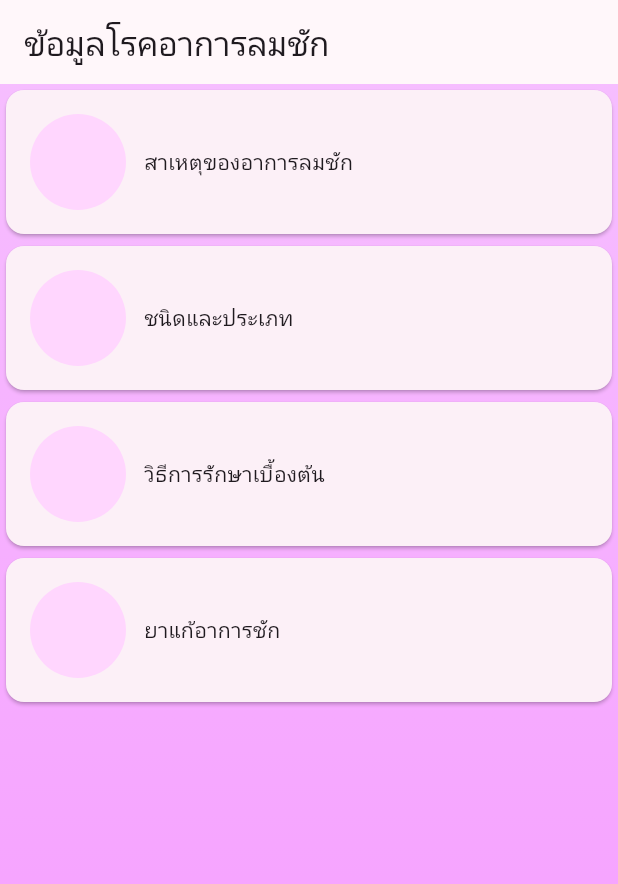
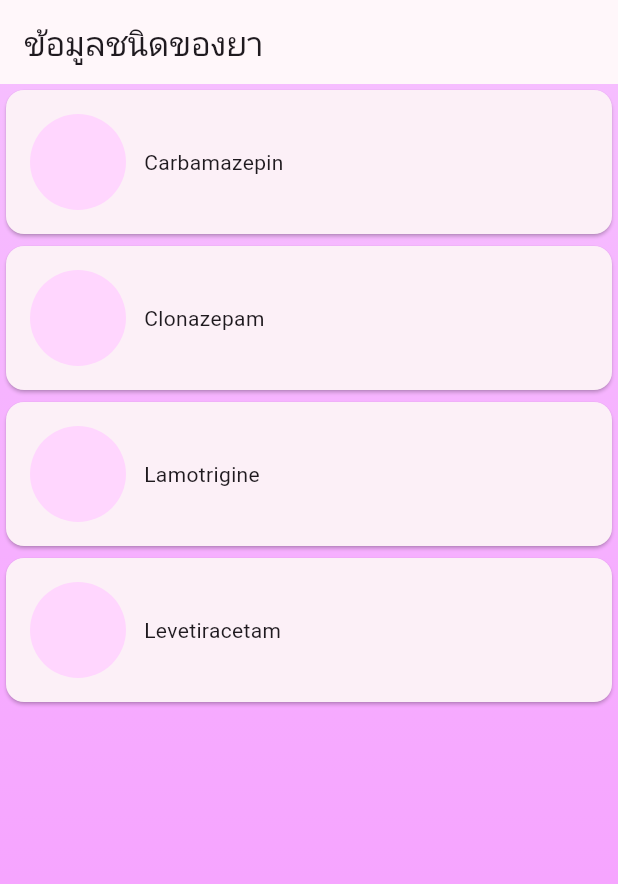
Before and after one commit to Leoevi/epilepsy_care_pmk, a Flutter app: the Medication widget shown alone on an empty page, opened directly, on a phone screen of 412 x 824 dp. Shown: the top 884 px of the screen. Run offline on Flutter 3.47's test engine with Material 3 defaults, Android fonts, the phone set to English and light mode, and no system bars; our stand-ins replace fl_chart, table_calendar.

Commit message:
refactor typos

```diff
--- a/lib/screens/wiki/medication/medication.dart
+++ b/lib/screens/wiki/medication/medication.dart
@@ -1,6 +1,8 @@
 import 'package:epilepsy_care_pmk/custom_widgets/icon_label_detail_button.dart';
 import 'package:epilepsy_care_pmk/screens/commons/screen_with_app_bar_and_list.dart';
 import 'package:flutter/material.dart';
+
+import '../symptoms/symptom_detail.dart';
 
 class Medication extends StatelessWidget {
   const Medication({super.key});
@@ -8,12 +10,14 @@ class Medication extends StatelessWidget {
   @override
   Widget build(BuildContext context) {
     return ScreenWithAppBarAndList(
-        title: "ข้อมูลโรคอาการลมชัก",
+        title: "ข้อมูลชนิดของยา",
         iconLabelDetailButtonList: [
-          IconLabelDetailButton(label: "สาเหตุของอาการลมชัก", onTap: null),
-          IconLabelDetailButton(label: "ชนิดและประเภท", onTap: null),
-          IconLabelDetailButton(label: "วิธีการรักษาเบื้องต้น", onTap: null),
-          IconLabelDetailButton(label: "ยาแก้อาการชัก", onTap: null),
+          IconLabelDetailButton(label: "Carbamazepin", onTap: () {
+            Navigator.of(context).push(MaterialPageRoute(builder: (context) => const SymptomDetail(title: "Carbamazepin")));
+          }),
+          IconLabelDetailButton(label: "Clonazepam", onTap: null),
+          IconLabelDetailButton(label: "Lamotrigine", onTap: null),
+          IconLabelDetailButton(label: "Levetiracetam", onTap: null),
         ]);
   }
 }
--- a/lib/screens/wiki/symptoms/symptom.dart
+++ b/lib/screens/wiki/symptoms/symptom.dart
@@ -13,7 +13,7 @@ class Symptom extends StatelessWidget {
         title: "ข้อมูลโรคอาการลมชัก",
         iconLabelDetailButtonList: [
           IconLabelDetailButton(label: "สาเหตุของอาการลมชัก", onTap: () {
-            // Navigator.of(context).push(MaterialPageRoute(builder: (context) => const MedicationDetail()));
+            Navigator.of(context).push(MaterialPageRoute(builder: (context) => const SymptomDetail(title: "สาเหตุของอาการลมชัก")));
           }),
           IconLabelDetailButton(label: "ชนิดและประเภท", onTap: null),
           IconLabelDetailButton(label: "วิธีการรักษาเบื้องต้น", onTap: null),
--- a/lib/screens/wiki/wiki.dart
+++ b/lib/screens/wiki/wiki.dart
@@ -1,7 +1,7 @@
 import 'package:epilepsy_care_pmk/custom_widgets/column_with_spacings.dart';
 import 'package:epilepsy_care_pmk/screens/commons/page_with_header_logo.dart';
 import 'package:epilepsy_care_pmk/screens/wiki/medication/medication.dart';
-import 'package:epilepsy_care_pmk/screens/wiki/symptoms/symtom.dart';
+import 'package:epilepsy_care_pmk/screens/wiki/symptoms/symptom.dart';
 import 'package:flutter/material.dart';
 
 import '../../custom_widgets/icon_label_detail_button.dart';
@@ -15,10 +15,10 @@ class Wiki extends StatelessWidget {
       child: ColumnWithSpacings(
         children: [
           IconLabelDetailButton(label: 'ข้อมูลโรคอาการลมชัก', detail: "เรื่องต่าง ๆ ที่ควรทราบเกี่ยวกับโรคลมชัก",onTap: () {
-            Navigator.of(context).push(MaterialPageRoute(builder: (context) => const Medication()));
+            Navigator.of(context).push(MaterialPageRoute(builder: (context) => const Symptom()));
           },),
           IconLabelDetailButton(label: 'ข้อมูลชนิดของยา', detail: "ศึกษาข้อมูลของยาที่ใช้เกี่ยวกับโรคลมชักได้ที่นี่", onTap: () {
-            Navigator.of(context).push(MaterialPageRoute(builder: (context) => const Symptom()));
+            Navigator.of(context).push(MaterialPageRoute(builder: (context) => const Medication()));
           },),
         ],
       )
```
Also changed, not shown: lib/screens/wiki/medication/medication_detail.dart (+8 -2 lines).
